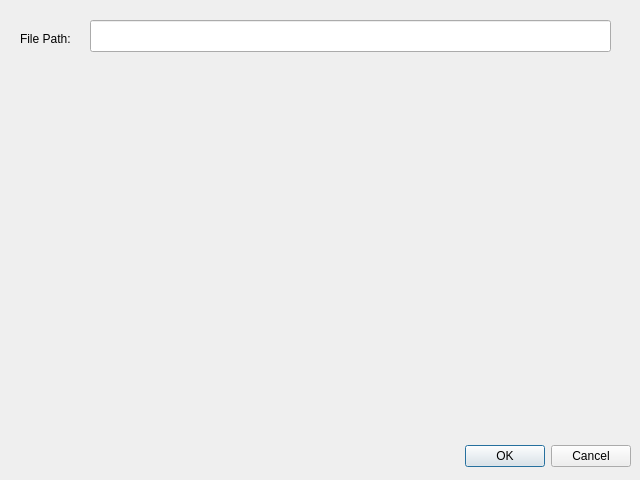
This is options.ui in Indy970/QtHPConnect as Qt 5 draws it before an edit. The edited form follows.
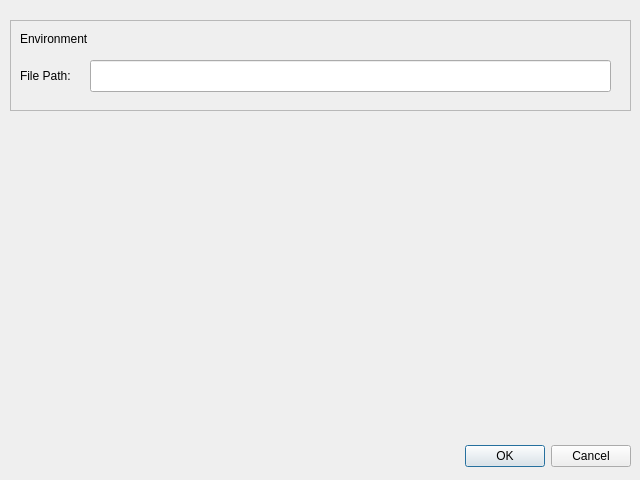
This is the edited form.

Patch:
```diff
--- a/options.ui
+++ b/options.ui
@@ -29,28 +29,72 @@
     <set>QDialogButtonBox::Cancel|QDialogButtonBox::Ok</set>
    </property>
   </widget>
+  <widget class="QFrame" name="frame">
+   <property name="geometry">
+    <rect>
+     <x>10</x>
+     <y>20</y>
+     <width>621</width>
+     <height>91</height>
+    </rect>
+   </property>
+   <property name="toolTip">
+    <string extracomment="Set Global Settings"/>
+   </property>
+   <property name="statusTip">
+    <string extracomment="Set Global Settings"/>
+   </property>
+   <property name="whatsThis">
+    <string extracomment="Set Global Settings"/>
+   </property>
+   <property name="accessibleName">
+    <string extracomment="Settings"/>
+   </property>
+   <property name="accessibleDescription">
+    <string extracomment="Global Settings"/>
+   </property>
+   <property name="frameShape">
+    <enum>QFrame::StyledPanel</enum>
+   </property>
+   <property name="frameShadow">
+    <enum>QFrame::Raised</enum>
+   </property>
+   <widget class="QLineEdit" name="filePath">
+    <property name="geometry">
+     <rect>
+      <x>80</x>
+      <y>40</y>
+      <width>521</width>
+      <height>32</height>
+     </rect>
+    </property>
+   </widget>
   <widget class="QLabel" name="label">
    <property name="geometry">
     <rect>
-     <x>20</x>
+      <x>10</x>
      <y>30</y>
      <width>58</width>
-     <height>18</height>
+      <height>51</height>
     </rect>
    </property>
    <property name="text">
     <string>File Path:</string>
    </property>
   </widget>
-  <widget class="QLineEdit" name="lineEdit">
+   <widget class="QLabel" name="label_2">
    <property name="geometry">
     <rect>
-     <x>90</x>
-     <y>20</y>
-     <width>521</width>
-     <height>32</height>
-    </rect>
-   </property>
+      <x>10</x>
+      <y>10</y>
+      <width>141</width>
+      <height>18</height>
+     </rect>
+    </property>
+    <property name="text">
+     <string>Environment</string>
+    </property>
+   </widget>
   </widget>
  </widget>
  <resources/>
```
Lines whose indentation alone changed are shown as unchanged.
